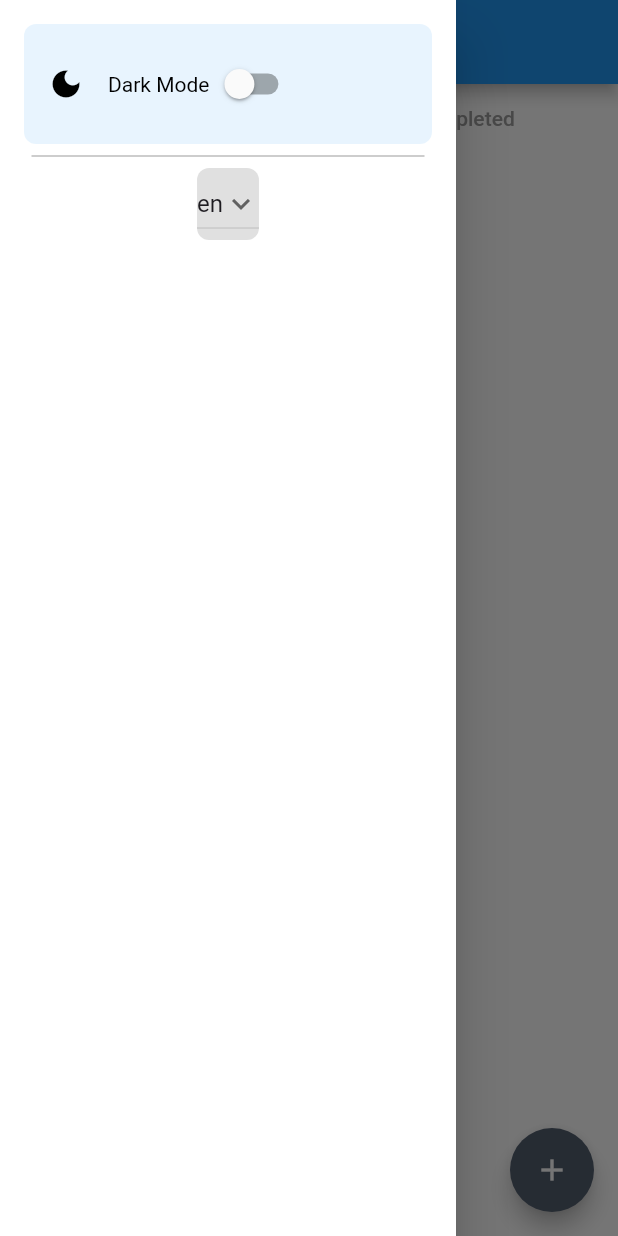
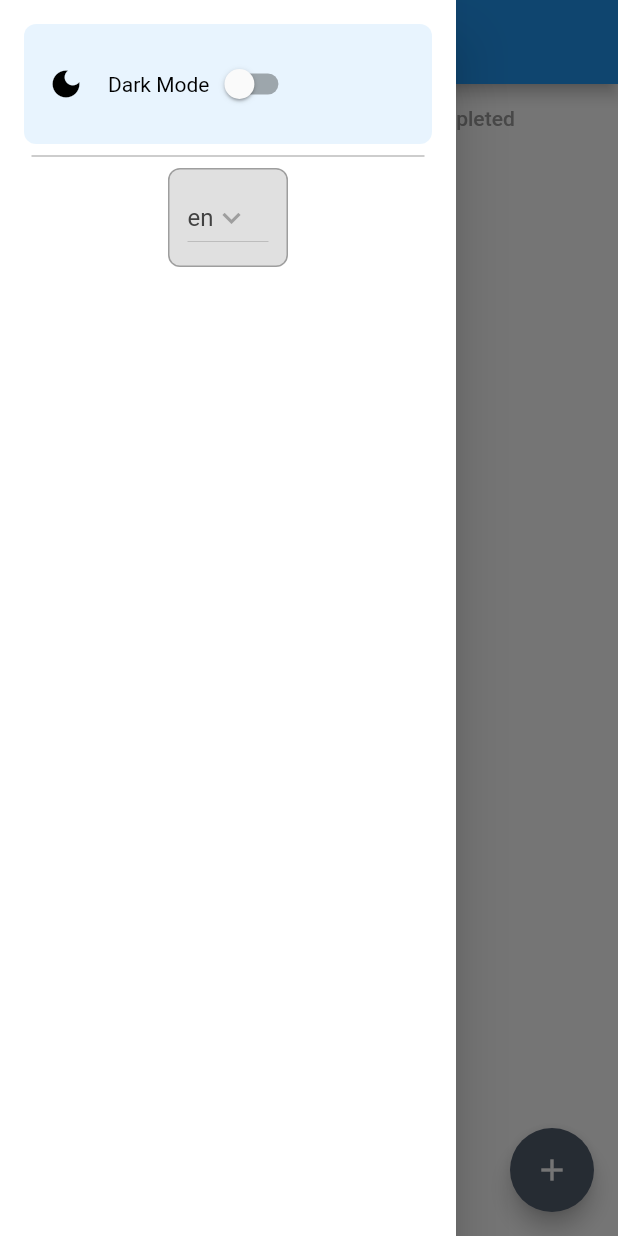
Before and after one commit to Nick-800/to_do, a Flutter app: the screen it shows after launch, with the side drawer open, on a phone screen of 412 x 824 dp. Run offline on Flutter 3.47's test engine with Material 3 defaults, Android fonts, the phone set to English and light mode, and no system bars; our stand-ins replace google_fonts, shared_preferences, timeago; generated files the repository leaves out were written again; Roboto replaces fonts that are missing (Cairo).

Commit message:
Added dark mode to LangPick

```diff
--- a/lib/widgets/clickables/lang_pick.dart
+++ b/lib/widgets/clickables/lang_pick.dart
@@ -1,6 +1,7 @@
 import 'package:flutter/foundation.dart';
 import 'package:flutter/material.dart';
 import 'package:provider/provider.dart';
+import 'package:to_do/providers/dark_mode_provider.dart';
 import 'package:to_do/providers/language_provider.dart';
 
 class LangPick extends StatelessWidget {
@@ -12,29 +13,39 @@ class LangPick extends StatelessWidget {
   String dropdownvalue = "en";
 
   List<String> langs = ["ar", "en", "es"];
+
   @override
   Widget build(BuildContext context) {
-    return Consumer<LanguageProvider>(builder: (context, lp, _) {
+    return Consumer2<LanguageProvider, DarkModeProvider>(builder: (context, lp,dm, _) {
       return Column(
         children: [
           Container(
+            width: 80,
             decoration: BoxDecoration(
               borderRadius: BorderRadius.circular(8),
-              color: Colors.grey[300],
+              color:dm.isDark ? Colors.blueGrey : Colors.grey[300],
+              border: Border.all(color: dm.isDark ? Colors.blueGrey : Colors.grey, width: 1),
             ),
+            padding: const EdgeInsets.symmetric(horizontal: 12, vertical: 8),
             child: DropdownButton(
               value: lp.lang,
-              icon: const Icon(Icons.keyboard_arrow_down),
-              items: langs.map((String langs) {
+              icon:  Icon(Icons.keyboard_arrow_down,
+                  color: dm.isDark ? Colors.white: Colors.grey),
+              iconSize: 24,
+              style: TextStyle(color: dm.isDark ? Colors.white: Colors.grey[800], fontSize: 16),
+              items: langs.map((String lang) {
                 return DropdownMenuItem(
-                  value: langs,
-                  child: Text(langs),
+                  value: lang,
+                  child: Text(lang),
                 );
               }).toList(),
               onChanged: (String? newValue) {
                 dropdownvalue = newValue!;
                 lp.switchLanguage(newValue);
               },
+              dropdownColor:dm.isDark ? Colors.blueGrey :  Colors.white,
+              focusColor: Colors.grey[300],
+              elevation: 4,
             ),
           )
         ],
```
